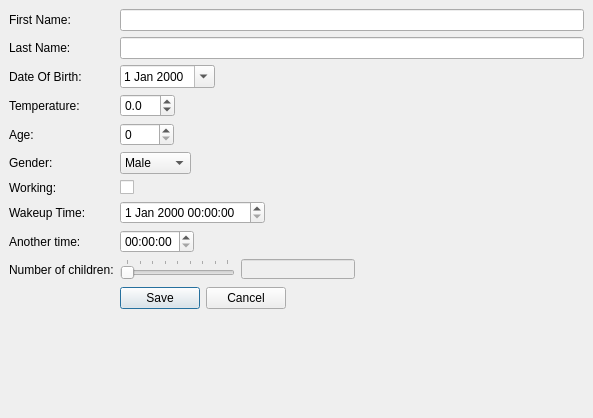
Old version of the form qt/forms/form1.ui in the repository Wolframe/qtClient.
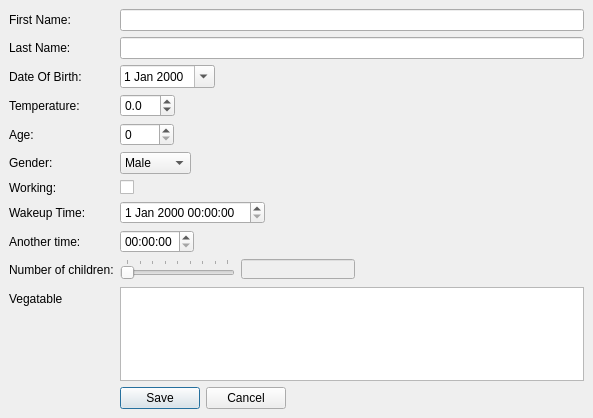
New version of the form.

Commit message: qtclient: sorted out check and radio boxes (finally) and added a form reset

Diff of the .ui file:
```diff
--- a/qt/forms/form1.ui
+++ b/qt/forms/form1.ui
@@ -294,6 +294,16 @@
        </property>
       </widget>
      </item>
+     <item row="12" column="0">
+      <widget class="QLabel" name="label_vegetable">
+       <property name="text">
+        <string>Vegatable</string>
+       </property>
+      </widget>
+     </item>
+     <item row="12" column="1">
+      <widget class="QListView" name="vegetable"/>
+     </item>
     </layout>
    </item>
   </layout>
```
The commit also changes 4 other files.
